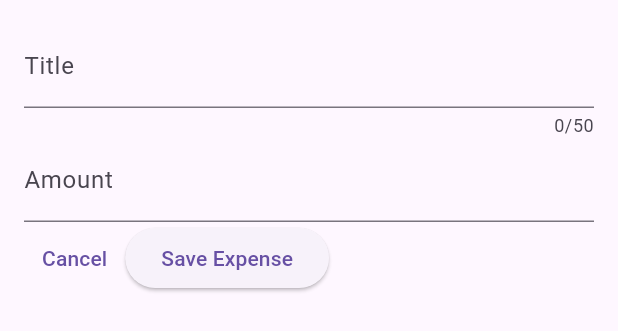
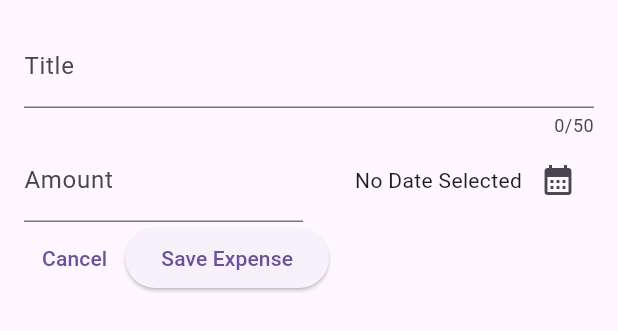
Before and after one commit to BorokiniofDevs/expense_tracker, a Flutter app: the NewExpense widget shown alone on an empty page, opened directly, on a phone screen of 412 x 824 dp. Shown: the top 331 px of the screen. Run offline on Flutter 3.47's test engine with Material 3 defaults, Android fonts, the phone set to English and light mode, and no system bars.

Commit message:
placing date in row with Amount (Date Picker)

```diff
--- a/lib/widgets/new_expense.dart
+++ b/lib/widgets/new_expense.dart
@@ -1,3 +1,4 @@
+import 'package:expense_tracker/models/expense.dart';
 import 'package:flutter/material.dart';
 
 class NewExpense extends StatefulWidget {
@@ -16,12 +17,26 @@ class _NewExpenseState extends State<NewExpense> {
 
   final _titleController = TextEditingController();
   final _amountController = TextEditingController();
+  DateTime? _selectedDate;
 
   @override
   void dispose() {
     _titleController.dispose();
     _amountController.dispose();
     super.dispose();
+  }
+
+  void _presentDatePicker() async {
+    final now = DateTime.now();
+    final firstDate = DateTime(now.year - 1, now.month, now.day);
+    final pickedDate = await showDatePicker(
+        context: context,
+        initialDate: now,
+        firstDate: firstDate,
+        lastDate: now);
+    setState(() {
+      _selectedDate = pickedDate;
+    });
   }
 
   @override
@@ -36,13 +51,39 @@ class _NewExpenseState extends State<NewExpense> {
             maxLength: 50,
             decoration: const InputDecoration(label: Text('Title')),
           ),
-          TextField(
+          Row(
+            children: [
+              Expanded(
+                child: TextField(
                   controller: _amountController,
                   keyboardType: TextInputType.number,
                   decoration: const InputDecoration(
                     prefixText: '\$',
                     label: Text('Amount'),
                   ),
+                ),
+              ),
+              const SizedBox(
+                width: 8,
+              ),
+              Expanded(
+                child: Row(
+                  mainAxisAlignment: MainAxisAlignment.end,
+                  crossAxisAlignment: CrossAxisAlignment.center,
+                  children: [
+                    Text(_selectedDate == null
+                        ? 'No Date Selected'
+                        : formatter.format(_selectedDate!)),
+                    IconButton(
+                      onPressed: _presentDatePicker,
+                      icon: const Icon(
+                        Icons.calendar_month,
+                      ),
+                    ),
+                  ],
+                ),
+              ),
+            ],
           ),
           Row(
             children: [
```
Lines whose indentation alone changed are shown as unchanged.
